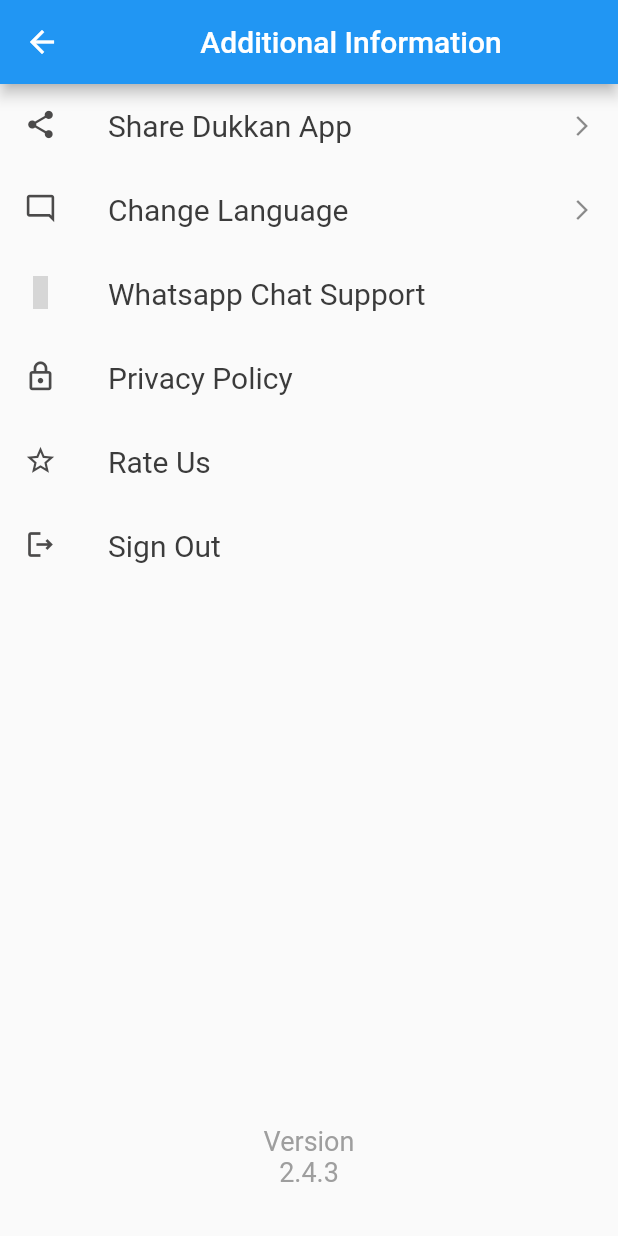
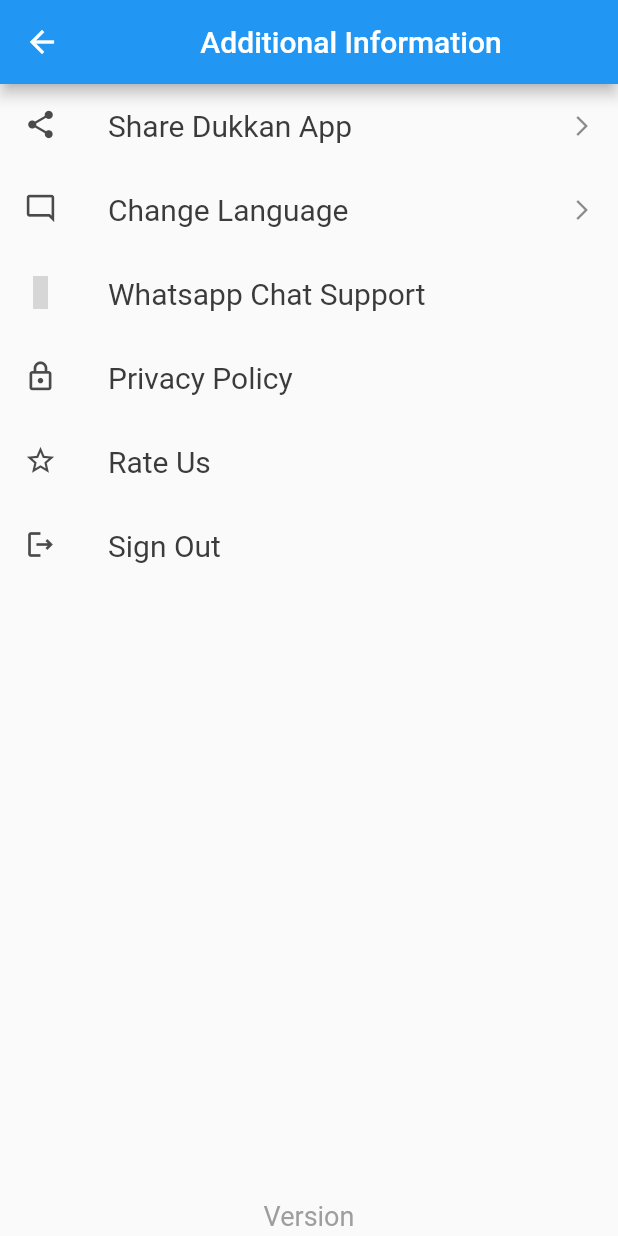
Before and after one commit to mvharikrishnan/Dhukkan_UI, a Flutter app: the AdditionalInfoScreen screen opened directly, on a phone screen of 412 x 824 dp. Run offline on Flutter 3.47's test engine with Material 2 defaults, Android fonts, the light colour scheme and no system bars; our stand-ins replace percent_indicator, youtube_player_flutter; statements that could not run were skipped; grey boxes are pictures that could not be loaded.

Commit message:
changes after review

```diff
--- a/lib/Screens/additionsal_info_screen.dart
+++ b/lib/Screens/additionsal_info_screen.dart
@@ -52,12 +52,12 @@
           const ListTileWidget(
               text: 'Sign Out', iconstart: Icons.logout_outlined),
                 SizedBox(
-              height:400,
+              height:450,
               child: Column(
                 mainAxisAlignment: MainAxisAlignment.end,
                 children: [
-                  customtext(text: 'Version',color: Colors.grey,),
-                  customtext(text: '2.4.3',color: Colors.grey,)
+                const  customtext(text: 'Version',color: Colors.grey,),
+                const  customtext(text: '2.4.3',color: Colors.grey,)
                 ],
               ),
             )
```
